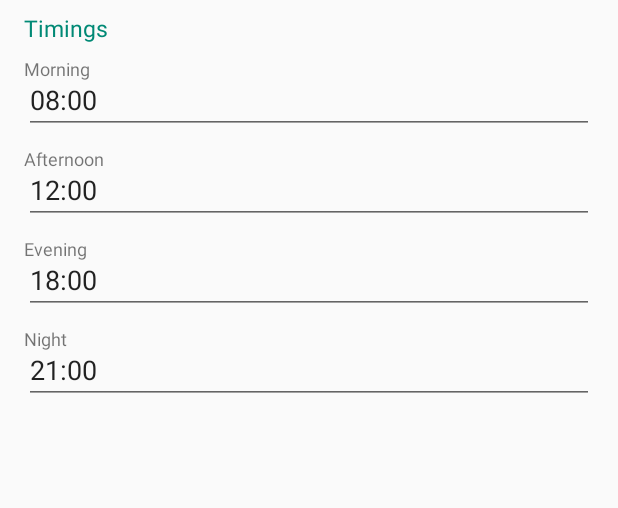
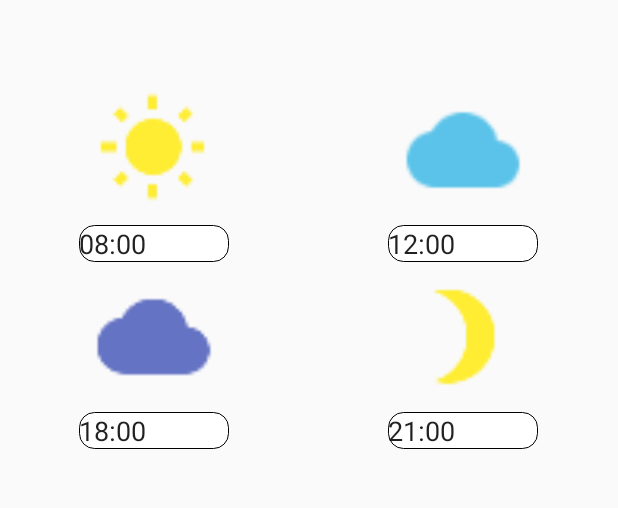
Before and after one commit to iamteerawut/se_project, an Android app: the SettingsActivity screen opened directly, with no data from a screen before it, on a phone screen of 412 x 824 dp, the part 84-592 px from its top. Run offline under Robolectric (Android 15) with nearby library versions, the phone set to English and light mode, and no system bars.

Commit message:
Edit Setting page

```diff
--- /dev/null
+++ b/PillBox/app/src/main/res/drawable/rounded_edittext.xml
@@ -0,0 +1,16 @@
+<?xml version="1.0" encoding="utf-8"?>
+<shape xmlns:android="http://schemas.android.com/apk/res/android"
+    android:padding="10dp"
+    android:shape="rectangle" >
+
+    <solid android:color="#ffffff" />
+    <stroke
+        android:width="0.5dp"
+        android:color="#000000"/>
+    <corners
+        android:bottomLeftRadius="10dp"
+        android:bottomRightRadius="10dp"
+        android:topLeftRadius="10dp"
+        android:topRightRadius="10dp" />
+
+</shape>
--- a/PillBox/app/src/main/res/layout/activity_settings.xml
+++ b/PillBox/app/src/main/res/layout/activity_settings.xml
@@ -12,124 +12,72 @@
         android:layout_height="wrap_content"
         android:layout_alignParentTop="true"
         android:orientation="vertical">
-
         <include
             android:id="@+id/toolbar"
             layout="@layout/toolbar" />
-
         <LinearLayout
-            android:layout_width="fill_parent"
+            android:layout_marginTop="50dp"
+            android:orientation="horizontal"
+            android:layout_width="match_parent"
+            android:layout_height="wrap_content">
+            <LinearLayout
+                android:gravity="center"
+                android:orientation="vertical"
+                android:layout_weight="1"
+                android:layout_width="0dp"
+                android:layout_height="wrap_content">
+                <Button
+                    android:background="@drawable/ic_action_morning"
+                    android:layout_width="100dp"
+                    android:layout_height="100dp" />
+                <EditText
+                    android:background="@drawable/rounded_edittext"
+                    android:id="@+id/set_morning"
+                    android:layout_width="100dp"
                     android:layout_height="wrap_content"
-            android:orientation="vertical"
-            android:paddingLeft="16dp"
-            android:paddingRight="16dp"
-            android:paddingTop="8dp">
-
-            <TextView
-                android:layout_width="wrap_content"
-                android:layout_height="wrap_content"
-                android:padding="0dp"
-                android:text="Timings"
-                android:textColor="@color/colorPrimaryDark"
-                android:textSize="15sp" />
-
-        </LinearLayout>
-
-        <LinearLayout
-            android:layout_width="fill_parent"
-            android:layout_height="wrap_content"
-            android:orientation="vertical"
-            android:paddingLeft="16dp"
-            android:paddingRight="16dp"
-            android:paddingTop="8dp">
-
-            <TextView
-                android:layout_width="wrap_content"
-                android:layout_height="wrap_content"
-                android:padding="0dp"
-                android:text="Morning"
-                android:textSize="12sp" />
-
+                    android:focusableInTouchMode="false"
+                    android:paddingTop="0dp" />
+                <Button
+                    android:background="@drawable/ic_action_evening"
+                    android:layout_width="100dp"
+                    android:layout_height="100dp" />
                 <EditText
-                android:id="@+id/set_morning"
-                android:layout_width="match_parent"
+                    android:background="@drawable/rounded_edittext"
+                    android:id="@+id/set_evening"
+                    android:layout_width="100dp"
                     android:layout_height="wrap_content"
                     android:focusableInTouchMode="false"
                     android:paddingTop="0dp" />
             </LinearLayout>
-
             <LinearLayout
-            android:layout_width="fill_parent"
+                android:gravity="center"
+                android:orientation="vertical"
+                android:layout_weight="1"
+                android:layout_width="0dp"
+                android:layout_height="wrap_content">
+                <Button
+                    android:background="@drawable/ic_action_afternoon"
+                    android:layout_width="100dp"
+                    android:layout_height="100dp" />
+                <EditText
+                    android:background="@drawable/rounded_edittext"
+                    android:id="@+id/set_afternoon"
+                    android:layout_width="100dp"
                     android:layout_height="wrap_content"
-            android:orientation="vertical"
-            android:paddingLeft="16dp"
-            android:paddingRight="16dp"
-            android:paddingTop="8dp">
-
-            <TextView
-                android:layout_width="wrap_content"
-                android:layout_height="wrap_content"
-                android:padding="0dp"
-                android:text="Afternoon"
-                android:textSize="12sp" />
-
+                    android:focusableInTouchMode="false"
+                    android:paddingTop="0dp" />
+                <Button
+                    android:background="@drawable/ic_action_night"
+                    android:layout_width="100dp"
+                    android:layout_height="100dp" />
                 <EditText
-                android:id="@+id/set_afternoon"
-                android:layout_width="match_parent"
+                    android:background="@drawable/rounded_edittext"
+                    android:id="@+id/set_night"
+                    android:layout_width="100dp"
                     android:layout_height="wrap_content"
                     android:focusableInTouchMode="false"
                     android:paddingTop="0dp" />
             </LinearLayout>
-
-        <LinearLayout
-            android:layout_width="fill_parent"
-            android:layout_height="wrap_content"
-            android:orientation="vertical"
-            android:paddingLeft="16dp"
-            android:paddingRight="16dp"
-            android:paddingTop="8dp">
-
-            <TextView
-                android:layout_width="wrap_content"
-                android:layout_height="wrap_content"
-                android:padding="0dp"
-                android:text="Evening"
-                android:textSize="12sp" />
-
-            <EditText
-                android:id="@+id/set_evening"
-                android:layout_width="match_parent"
-                android:layout_height="wrap_content"
-                android:layout_below="@+id/before_food"
-                android:focusableInTouchMode="false"
-                android:paddingTop="0dp" />
         </LinearLayout>
-
-        <LinearLayout
-            android:layout_width="fill_parent"
-            android:layout_height="wrap_content"
-            android:orientation="vertical"
-            android:paddingLeft="16dp"
-            android:paddingRight="16dp"
-            android:paddingTop="8dp">
-
-            <TextView
-                android:layout_width="wrap_content"
-                android:layout_height="wrap_content"
-                android:padding="0dp"
-                android:text="Night"
-                android:textSize="12sp" />
-
-            <EditText
-                android:id="@+id/set_night"
-                android:layout_width="match_parent"
-                android:layout_height="wrap_content"
-                android:focusableInTouchMode="false"
-                android:paddingTop="0dp" />
     </LinearLayout>
-
-
-    </LinearLayout>
-
-
 </android.support.design.widget.CoordinatorLayout>
```
Lines whose indentation alone changed are shown as unchanged.
